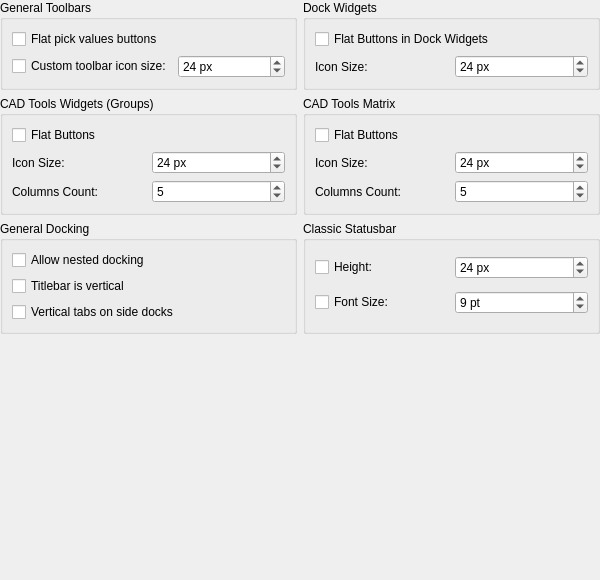
sand1024/LibreCAD, file librecad/src/ui/dialogs/settings/options_widget/pages/lc_settings_page_toolbars_and_docks.ui: the form before one commit.
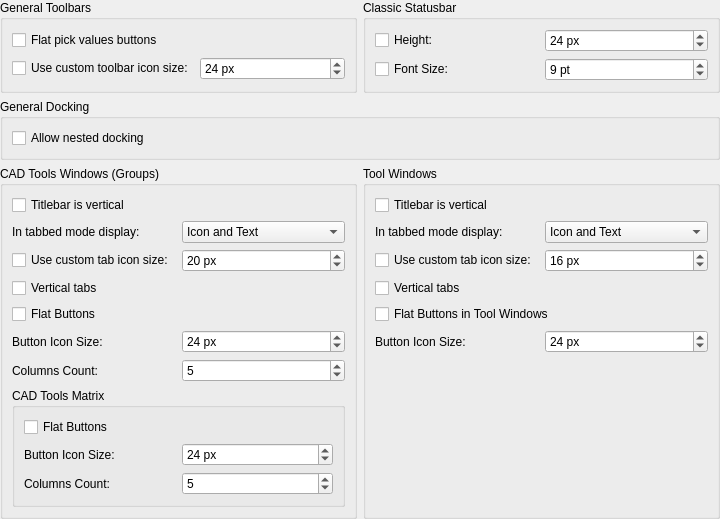
The form after the commit.

Commit message: support of icons on docked tabs

Patch:
```diff
--- a/librecad/src/ui/dialogs/settings/options_widget/pages/lc_settings_page_toolbars_and_docks.ui
+++ b/librecad/src/ui/dialogs/settings/options_widget/pages/lc_settings_page_toolbars_and_docks.ui
@@ -6,8 +6,8 @@
    <rect>
     <x>0</x>
     <y>0</y>
-    <width>600</width>
-    <height>580</height>
+    <width>720</width>
+    <height>452</height>
    </rect>
   </property>
   <layout class="QGridLayout" name="gridLayout_main">
@@ -23,6 +23,81 @@
    <property name="bottomMargin">
     <number>0</number>
    </property>
+   <item row="0" column="1">
+    <widget class="QGroupBox" name="gbStatusBar">
+     <property name="title">
+      <string>Classic Statusbar</string>
+     </property>
+     <layout class="QGridLayout" name="gridLayout_statusbar">
+      <item row="0" column="0">
+       <widget class="QCheckBox" name="cbAllowStatusbarHeight">
+        <property name="toolTip">
+         <string>Statusbar Height
+
+Explicitly set the height of the classic status bar.</string>
+        </property>
+        <property name="text">
+         <string>Height:</string>
+        </property>
+       </widget>
+      </item>
+      <item row="0" column="1">
+       <widget class="QSpinBox" name="sbStatusbarHeight">
+        <property name="toolTip">
+         <string>Status Bar Height
+
+Minimum height of the &quot;classical&quot; status bar in pixels.</string>
+        </property>
+        <property name="suffix">
+         <string> px</string>
+        </property>
+        <property name="minimum">
+         <number>12</number>
+        </property>
+        <property name="maximum">
+         <number>64</number>
+        </property>
+        <property name="value">
+         <number>24</number>
+        </property>
+       </widget>
+      </item>
+      <item row="1" column="0">
+       <widget class="QCheckBox" name="cbAllowStatusbarFontSize">
+        <property name="toolTip">
+         <string>Statusbar Font Size
+
+Explicitly set the font size of the classic status bar.</string>
+        </property>
+        <property name="text">
+         <string>Font Size:</string>
+        </property>
+       </widget>
+      </item>
+      <item row="1" column="1">
+       <widget class="QSpinBox" name="sbStatusbarFontSize">
+        <property name="toolTip">
+         <string>Statusbar Font Size
+
+Status bar font size in points.</string>
+        </property>
+        <property name="suffix">
+         <string> pt</string>
+        </property>
+        <property name="minimum">
+         <number>6</number>
+        </property>
+        <property name="maximum">
+         <number>32</number>
+        </property>
+        <property name="value">
+         <number>9</number>
+        </property>
+       </widget>
+      </item>
+     </layout>
+    </widget>
+   </item>
    <item row="0" column="0">
     <widget class="QGroupBox" name="gbToolbars">
      <property name="title">
@@ -45,7 +120,7 @@
          <string>Override default toolbar icon side length in pixels.</string>
         </property>
         <property name="text">
-         <string>Custom toolbar icon size:</string>
+         <string>Use custom toolbar icon size:</string>
         </property>
        </widget>
       </item>
@@ -71,33 +146,136 @@
      </layout>
     </widget>
    </item>
-   <item row="0" column="1">
+   <item row="6" column="0">
+    <spacer name="verticalSpacer">
+     <property name="orientation">
+      <enum>Qt::Orientation::Vertical</enum>
+     </property>
+     <property name="sizeHint" stdset="0">
+      <size>
+       <width>0</width>
+       <height>0</height>
+      </size>
+     </property>
+    </spacer>
+   </item>
+   <item row="1" column="0" colspan="2">
+    <widget class="QGroupBox" name="gbDocking">
+     <property name="title">
+      <string>General Docking</string>
+     </property>
+     <layout class="QGridLayout" name="gridLayout_docking">
+      <item row="0" column="0">
+       <widget class="QCheckBox" name="cbDockingAllowNested">
+        <property name="toolTip">
+         <string>Nested docking
+
+If not checked, dock areas can only contain a single row of dock widgets. If checked, dock areas can contain multiple split/nested rows.</string>
+        </property>
+        <property name="text">
+         <string>Allow nested docking</string>
+        </property>
+       </widget>
+      </item>
+     </layout>
+    </widget>
+   </item>
+   <item row="2" column="1">
     <widget class="QGroupBox" name="gbDockWidgets">
      <property name="title">
-      <string>Dock Widgets</string>
+      <string>Tool Windows</string>
      </property>
      <layout class="QGridLayout" name="gridLayout_dockWidgets">
-      <item row="0" column="0" colspan="2">
+      <item row="4" column="0" colspan="2">
        <widget class="QCheckBox" name="cbDockWidgetsFlatButtons">
         <property name="toolTip">
          <string>If checked, buttons inside dock widgets will be rendered flat.</string>
         </property>
         <property name="text">
-         <string>Flat Buttons in Dock Widgets</string>
+         <string>Flat Buttons in Tool Windows</string>
         </property>
        </widget>
       </item>
-      <item row="1" column="0">
+      <item row="1" column="1">
+       <widget class="QComboBox" name="cmbDockTabDisplayMode">
+        <property name="toolTip">
+         <string>Docked Tabbed Layout
+
+Select whether dock tabs show icons, text, or both.</string>
+        </property>
+        <item>
+         <property name="text">
+          <string>Icon and Text</string>
+         </property>
+        </item>
+        <item>
+         <property name="text">
+          <string>Icon Only</string>
+         </property>
+        </item>
+        <item>
+         <property name="text">
+          <string>Text Only</string>
+         </property>
+        </item>
+       </widget>
+      </item>
+      <item row="2" column="1">
+       <widget class="QSpinBox" name="sbDockTabIconSize">
+        <property name="toolTip">
+         <string>Tab Icon Size
+
+Tab icon size in pixels for docked tool windows in tabs.</string>
+        </property>
+        <property name="suffix">
+         <string> px</string>
+        </property>
+        <property name="minimum">
+         <number>8</number>
+        </property>
+        <property name="maximum">
+         <number>64</number>
+        </property>
+        <property name="value">
+         <number>16</number>
+        </property>
+       </widget>
+      </item>
+      <item row="5" column="0">
        <widget class="QLabel" name="lblDocWidgetIconSize">
         <property name="toolTip">
          <string>Icon size for actions inside dock panels.</string>
         </property>
         <property name="text">
-         <string>Icon Size:</string>
+         <string>Button Icon Size:</string>
         </property>
        </widget>
       </item>
-      <item row="1" column="1">
+      <item row="0" column="0" colspan="2">
+       <widget class="QCheckBox" name="cbDockingVerticalTitleBar">
+        <property name="toolTip">
+         <string>Title Layout
+
+If selected, title bar for Tool Winwos will be vertical. Otherwise, it will be horizontal.</string>
+        </property>
+        <property name="text">
+         <string>Titlebar is vertical</string>
+        </property>
+       </widget>
+      </item>
+      <item row="1" column="0">
+       <widget class="QLabel" name="lblDockTabDisplayMode">
+        <property name="toolTip">
+         <string>Docked Tabbed Layout
+
+Controls how tabs for tabified tool windows are displayed.</string>
+        </property>
+        <property name="text">
+         <string>In tabbed mode display:</string>
+        </property>
+       </widget>
+      </item>
+      <item row="5" column="1">
        <widget class="QSpinBox" name="sbDockWidgetIconSize">
         <property name="toolTip">
          <string>Side length in pixels.</string>
@@ -116,16 +294,55 @@
         </property>
        </widget>
       </item>
+      <item row="2" column="0">
+       <widget class="QCheckBox" name="cbDockTabOverrideIconSize">
+        <property name="toolTip">
+         <string>Tabbed Mode Icon
+
+Override the default icon side length for Tool Windows tabs. 
+If enabled, specified size will be used. 
+Otherwise, icon size will be defined by metrics of the current UI style.</string>
+        </property>
+        <property name="text">
+         <string>Use custom tab icon size:</string>
+        </property>
+       </widget>
+      </item>
+      <item row="3" column="0">
+       <widget class="QCheckBox" name="cbDockingVerticalTabs">
+        <property name="toolTip">
+         <string>Tabbed Mode Orientation
+
+If checked, dock tabs for tool windows will be displayed vertically.</string>
+        </property>
+        <property name="text">
+         <string>Vertical tabs</string>
+        </property>
+       </widget>
+      </item>
+      <item row="6" column="0">
+       <spacer name="verticalSpacer_3">
+        <property name="orientation">
+         <enum>Qt::Orientation::Vertical</enum>
+        </property>
+        <property name="sizeHint" stdset="0">
+         <size>
+          <width>0</width>
+          <height>0</height>
+         </size>
+        </property>
+       </spacer>
+      </item>
      </layout>
     </widget>
    </item>
-   <item row="1" column="0">
+   <item row="2" column="0">
     <widget class="QGroupBox" name="gbCADWidgets">
      <property name="title">
-      <string>CAD Tools Widgets (Groups)</string>
+      <string>CAD Tools Windows (Groups)</string>
      </property>
      <layout class="QGridLayout" name="gridLayout_cadWidgets">
-      <item row="0" column="0" colspan="2">
+      <item row="4" column="0" colspan="2">
        <widget class="QCheckBox" name="cbLeftTBFlatButtons">
         <property name="toolTip">
          <string>If checked, buttons in grouped CAD widgets will be flat.</string>
@@ -135,17 +352,7 @@
         </property>
        </widget>
       </item>
-      <item row="1" column="0">
-       <widget class="QLabel" name="lblLeftTBIconSize">
-        <property name="toolTip">
-         <string>Icon size for grouped CAD tools toolbar.</string>
-        </property>
-        <property name="text">
-         <string>Icon Size:</string>
-        </property>
-       </widget>
-      </item>
-      <item row="1" column="1">
+      <item row="5" column="1">
        <widget class="QSpinBox" name="sbLeftTBIconSize">
         <property name="toolTip">
          <string>Side length in pixels.</string>
@@ -164,7 +371,56 @@
         </property>
        </widget>
       </item>
-      <item row="2" column="0">
+      <item row="5" column="0">
+       <widget class="QLabel" name="lblLeftTBIconSize">
+        <property name="toolTip">
+         <string>Tool Buttons Icon Size
+
+Icon size for tool buttons within grouped CAD tools window.</string>
+        </property>
+        <property name="text">
+         <string>Button Icon Size:</string>
+        </property>
+       </widget>
+      </item>
+      <item row="1" column="1">
+       <widget class="QComboBox" name="cmbCadDockTabDisplayMode">
+        <property name="toolTip">
+         <string>Docked Tabbed Layout
+
+Select whether tab for CAD tool window in tabbed mode
+shows icons, text, or both.</string>
+        </property>
+        <item>
+         <property name="text">
+          <string>Icon and Text</string>
+         </property>
+        </item>
+        <item>
+         <property name="text">
+          <string>Icon Only</string>
+         </property>
+        </item>
+        <item>
+         <property name="text">
+          <string>Text Only</string>
+         </property>
+        </item>
+       </widget>
+      </item>
+      <item row="1" column="0">
+       <widget class="QLabel" name="lblCadDockTabDisplayMode">
+        <property name="toolTip">
+         <string>Docked Tabbed Layout
+
+Controls how tabs for tabified CAD tool widgets are displayed.</string>
+        </property>
+        <property name="text">
+         <string>In tabbed mode display:</string>
+        </property>
+       </widget>
+      </item>
+      <item row="7" column="0">
        <widget class="QLabel" name="lblLeftTBColumnCount">
         <property name="toolTip">
          <string>Number of columns for actions in grouped CAD sidebar.</string>
@@ -175,6 +431,27 @@
        </widget>
       </item>
       <item row="2" column="1">
+       <widget class="QSpinBox" name="sbCadDockTabIconSize">
+        <property name="toolTip">
+         <string>Tab Icon Size
+
+Tab icon size in pixels for docked CAD tool windows in tabs.</string>
+        </property>
+        <property name="suffix">
+         <string> px</string>
+        </property>
+        <property name="minimum">
+         <number>8</number>
+        </property>
+        <property name="maximum">
+         <number>64</number>
+        </property>
+        <property name="value">
+         <number>20</number>
+        </property>
+       </widget>
+      </item>
+      <item row="7" column="1">
        <widget class="QSpinBox" name="sbLeftTBColumnCount">
         <property name="toolTip">
          <string>Number of columns for actions in left toolbar.</string>
@@ -190,10 +467,47 @@
         </property>
        </widget>
       </item>
-     </layout>
-    </widget>
-   </item>
-   <item row="1" column="1">
+      <item row="0" column="0">
+       <widget class="QCheckBox" name="cbCadDockingVerticalTitleBar">
+        <property name="toolTip">
+         <string>Title Layout
+
+If selected, title bar for CAD dock widgets will be vertical. 
+Otherwise, it will be horizontal.</string>
+        </property>
+        <property name="text">
+         <string>Titlebar is vertical</string>
+        </property>
+       </widget>
+      </item>
+      <item row="2" column="0">
+       <widget class="QCheckBox" name="cbCadDockTabOverrideIconSize">
+        <property name="toolTip">
+         <string>Tabbed Mode Icon
+
+Override the default icon side length for CAD tool windows tabs. 
+If enabled, specified size will be used. 
+Otherwise, icon size will be defined by metrics of the current UI style.</string>
+        </property>
+        <property name="text">
+         <string>Use custom tab icon size:</string>
+        </property>
+       </widget>
+      </item>
+      <item row="3" column="0">
+       <widget class="QCheckBox" name="cbCadDockingVerticalTabs">
+        <property name="toolTip">
+         <string>Tabbed Mode Orientation
+
+If checked, dock tabs for CAD tool windows will be displayed vertically.
+Otherwise, they will be horizontal.</string>
+        </property>
+        <property name="text">
+         <string>Vertical tabs</string>
+        </property>
+       </widget>
+      </item>
+      <item row="8" column="0" colspan="2">
     <widget class="QGroupBox" name="gbCADWidgetsUngrouped">
      <property name="title">
       <string>CAD Tools Matrix</string>
@@ -209,45 +523,6 @@
         </property>
        </widget>
       </item>
-      <item row="1" column="0">
-       <widget class="QLabel" name="lblLeftTBAllIconSize">
-        <property name="toolTip">
-         <string>Icon size for ungrouped CAD matrix toolbar.</string>
-        </property>
-        <property name="text">
-         <string>Icon Size:</string>
-        </property>
-       </widget>
-      </item>
-      <item row="1" column="1">
-       <widget class="QSpinBox" name="sbLeftTBAllIconSize">
-        <property name="toolTip">
-         <string>Side length in pixels.</string>
-        </property>
-        <property name="suffix">
-         <string> px</string>
-        </property>
-        <property name="minimum">
-         <number>8</number>
-        </property>
-        <property name="maximum">
-         <number>150</number>
-        </property>
-        <property name="value">
-         <number>24</number>
-        </property>
-       </widget>
-      </item>
-      <item row="2" column="0">
-       <widget class="QLabel" name="lblLeftTBAllColumnCount">
-        <property name="toolTip">
-         <string>Number of columns for actions in ungrouped CAD matrix.</string>
-        </property>
-        <property name="text">
-         <string>Columns Count:</string>
-        </property>
-       </widget>
-      </item>
       <item row="2" column="1">
        <widget class="QSpinBox" name="sbLeftTBAllColumnCount">
         <property name="toolTip">
@@ -264,117 +539,49 @@
         </property>
        </widget>
       </item>
-     </layout>
-    </widget>
-   </item>
-   <item row="2" column="0">
-    <widget class="QGroupBox" name="gbDocking">
-     <property name="title">
-      <string>General Docking</string>
-     </property>
-     <layout class="QGridLayout" name="gridLayout_docking">
-      <item row="0" column="0">
-       <widget class="QCheckBox" name="cbDockingAllowNested">
-        <property name="toolTip">
-         <string>If not checked, dock areas can only contain a single row of dock widgets. If checked, dock areas can contain multiple split/nested rows.</string>
-        </property>
-        <property name="text">
-         <string>Allow nested docking</string>
-        </property>
-       </widget>
-      </item>
       <item row="1" column="0">
-       <widget class="QCheckBox" name="cbDockingVerticalTitleBar">
+          <widget class="QLabel" name="lblLeftTBAllIconSize">
         <property name="toolTip">
          <string>If selected, title bar for docked widgets will be vertical. Otherwise, it will be horizontal.</string>
         </property>
         <property name="text">
-         <string>Titlebar is vertical</string>
+            <string>Button Icon Size:</string>
         </property>
        </widget>
       </item>
-      <item row="2" column="0">
-       <widget class="QCheckBox" name="cbDockingVerticalTabs">
+         <item row="1" column="1">
+          <widget class="QSpinBox" name="sbLeftTBAllIconSize">
         <property name="toolTip">
-         <string>If checked, the vertical dock areas on the sides of the main window show their tabs vertically.</string>
-        </property>
-        <property name="text">
-         <string>Vertical tabs on side docks</string>
-        </property>
-       </widget>
-      </item>
-     </layout>
-    </widget>
-   </item>
-   <item row="2" column="1">
-    <widget class="QGroupBox" name="gbStatusBar">
-     <property name="title">
-      <string>Classic Statusbar</string>
-     </property>
-     <layout class="QGridLayout" name="gridLayout_statusbar">
-      <item row="0" column="0">
-       <widget class="QCheckBox" name="cbAllowStatusbarHeight">
-        <property name="toolTip">
-         <string>Explicitly set the height of the classic status bar.</string>
-        </property>
-        <property name="text">
-         <string>Height:</string>
-        </property>
-       </widget>
-      </item>
-      <item row="0" column="1">
-       <widget class="QSpinBox" name="sbStatusbarHeight">
-        <property name="toolTip">
-         <string>Minimum height of the status bar in pixels.</string>
+            <string>Tool Buttons Size
+
+Size of tool button icon side length in pixels.</string>
         </property>
         <property name="suffix">
          <string> px</string>
         </property>
         <property name="minimum">
-         <number>12</number>
+            <number>8</number>
         </property>
         <property name="maximum">
-         <number>64</number>
+            <number>150</number>
         </property>
         <property name="value">
          <number>24</number>
         </property>
        </widget>
       </item>
-      <item row="1" column="0">
-       <widget class="QCheckBox" name="cbAllowStatusbarFontSize">
+         <item row="2" column="0">
+          <widget class="QLabel" name="lblLeftTBAllColumnCount">
         <property name="toolTip">
          <string>Explicitly set the font size of the classic status bar.</string>
         </property>
         <property name="text">
-         <string>Font Size:</string>
+            <string>Columns Count:</string>
         </property>
        </widget>
       </item>
-      <item row="1" column="1">
-       <widget class="QSpinBox" name="sbStatusbarFontSize">
-        <property name="toolTip">
-         <string>Status bar font size in points.</string>
-        </property>
-        <property name="suffix">
-         <string> pt</string>
-        </property>
-        <property name="minimum">
-         <number>6</number>
-        </property>
-        <property name="maximum">
-         <number>32</number>
-        </property>
-        <property name="value">
-         <number>9</number>
-        </property>
-       </widget>
-      </item>
-     </layout>
-    </widget>
-   </item>
-   <item row="3" column="0">
-    <spacer name="verticalSpacer">
+         <item row="3" column="1">
+          <spacer name="verticalSpacer_2">
      <property name="orientation">
       <enum>Qt::Orientation::Vertical</enum>
      </property>
@@ -385,6 +592,12 @@
       </size>
      </property>
     </spacer>
+         </item>
+        </layout>
+       </widget>
+      </item>
+     </layout>
+    </widget>
    </item>
   </layout>
  </widget>
```
Left out of the diff: 58 changed lines with no effect on the pictures. Lines whose indentation alone changed are shown as unchanged. The commit also changes 35 other files.
